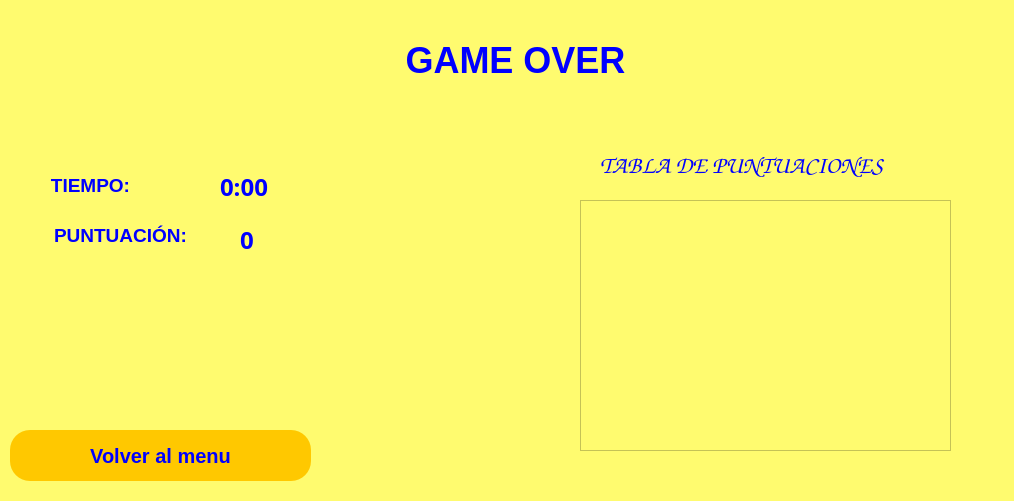
First picture: the form in gameover.ui, repository LuisMiguelSC/project-flappy, before the edit.
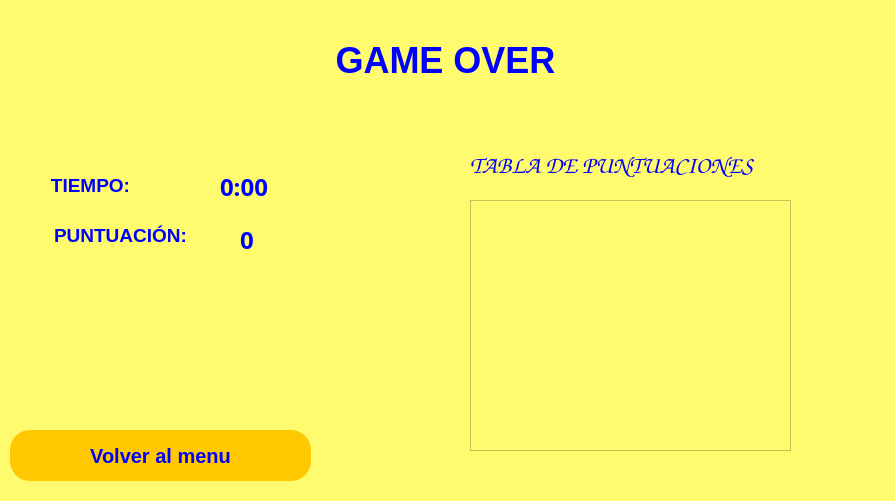
Second picture: the form after the edit. Icons and pictures are not drawn.

Patch:
```diff
--- a/gameover.ui
+++ b/gameover.ui
@@ -6,7 +6,7 @@
    <rect>
     <x>0</x>
     <y>0</y>
-    <width>1014</width>
+    <width>895</width>
     <height>501</height>
    </rect>
   </property>
@@ -44,7 +44,7 @@
   <widget class="QLabel" name="label">
    <property name="geometry">
     <rect>
-     <x>250</x>
+     <x>180</x>
      <y>10</y>
      <width>531</width>
      <height>101</height>
@@ -392,7 +392,7 @@
   <widget class="QLabel" name="label_4">
    <property name="geometry">
     <rect>
-     <x>600</x>
+     <x>470</x>
      <y>140</y>
      <width>411</width>
      <height>51</height>
@@ -415,9 +415,9 @@
   <widget class="QTextEdit" name="textEdit">
    <property name="geometry">
     <rect>
-     <x>580</x>
+     <x>470</x>
      <y>200</y>
-     <width>371</width>
+     <width>321</width>
      <height>251</height>
     </rect>
    </property>
```
